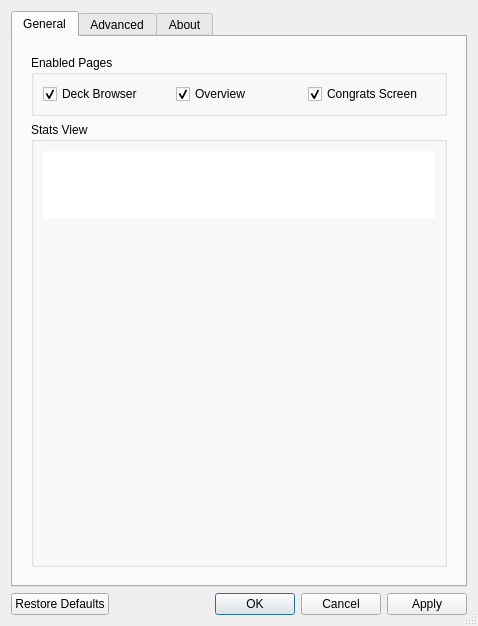
The window that res/ui/options_dialog.ui (iamjustkoi/StudyTimeStats) describes before a commit, drawn with Qt 5.
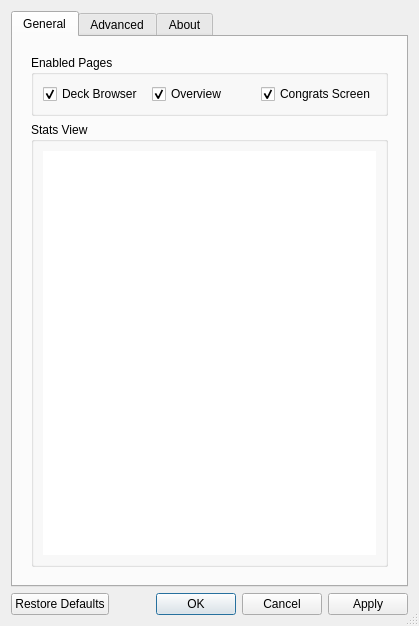
The same window after the commit. Icons and pictures are not drawn.

Commit message: Hacky workaround for Anki's Qt6 button overrides when wanting some custom button styles

The edit to the form file:
```diff
--- a/res/ui/options_dialog.ui
+++ b/res/ui/options_dialog.ui
@@ -10,7 +10,7 @@
    <rect>
     <x>0</x>
     <y>0</y>
-    <width>478</width>
+    <width>419</width>
     <height>626</height>
    </rect>
   </property>
@@ -112,7 +112,7 @@
              <item>
               <widget class="QListWidget" name="rowListWidget">
                <property name="sizePolicy">
-                <sizepolicy hsizetype="Expanding" vsizetype="Fixed">
+                <sizepolicy hsizetype="Expanding" vsizetype="Expanding">
                  <horstretch>0</horstretch>
                  <verstretch>0</verstretch>
                 </sizepolicy>
@@ -152,19 +152,6 @@
                </property>
               </widget>
              </item>
-             <item>
-              <spacer name="verticalSpacer">
-               <property name="orientation">
-                <enum>Qt::Vertical</enum>
-               </property>
-               <property name="sizeHint" stdset="0">
-                <size>
-                 <width>0</width>
-                 <height>0</height>
-                </size>
-               </property>
-              </spacer>
-             </item>
             </layout>
            </widget>
           </item>
```
Left out of the diff: 2 changed lines with no effect on the pictures. The commit also changes 5 other files.
